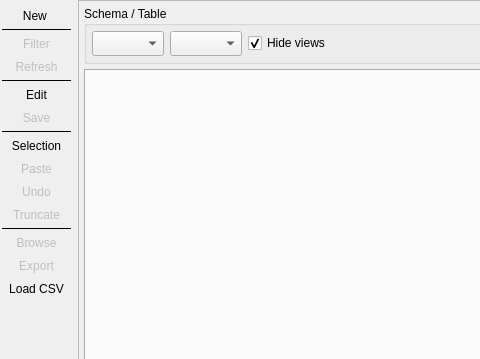
Old version of the form libs/libgui/ui/tools/datahandlingform.ui in the repository pgmodeler/pgmodeler; both pictures show x 0 to 480 and y 0 to 359 of the 964 by 638 pixel window.
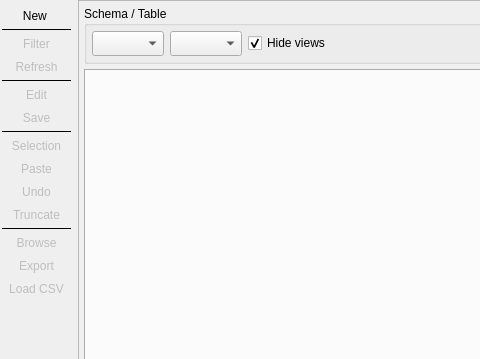
New version of the form. Icons and pictures are not drawn.

Patch:
```diff
--- a/libs/libgui/ui/tools/datahandlingform.ui
+++ b/libs/libgui/ui/tools/datahandlingform.ui
@@ -235,7 +235,7 @@
       <item row="7" column="0">
        <widget class="QToolButton" name="edit_tb">
         <property name="enabled">
-         <bool>true</bool>
+         <bool>false</bool>
         </property>
         <property name="sizePolicy">
          <sizepolicy hsizetype="Preferred" vsizetype="Fixed">
@@ -289,7 +289,7 @@
       <item row="13" column="0">
        <widget class="QToolButton" name="selection_tb">
         <property name="enabled">
-         <bool>true</bool>
+         <bool>false</bool>
         </property>
         <property name="sizePolicy">
          <sizepolicy hsizetype="Preferred" vsizetype="Fixed">
@@ -734,7 +734,7 @@
       <item row="27" column="0">
        <widget class="QToolButton" name="csv_load_tb">
         <property name="enabled">
-         <bool>true</bool>
+         <bool>false</bool>
         </property>
         <property name="sizePolicy">
          <sizepolicy hsizetype="Preferred" vsizetype="Fixed">
```
